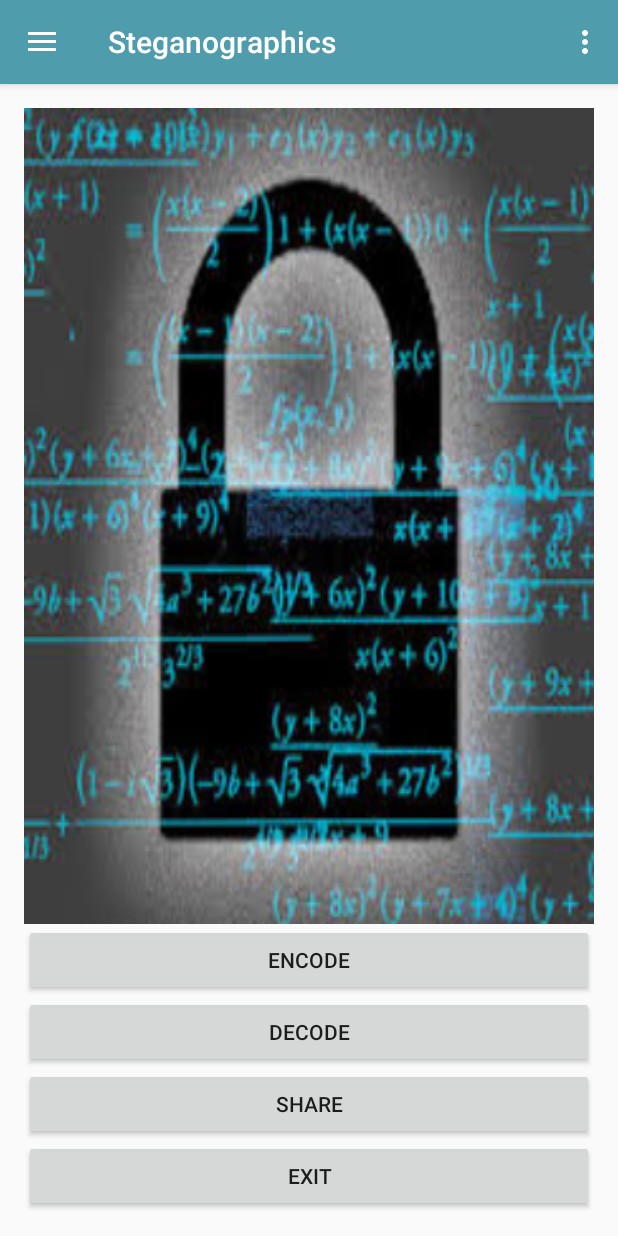
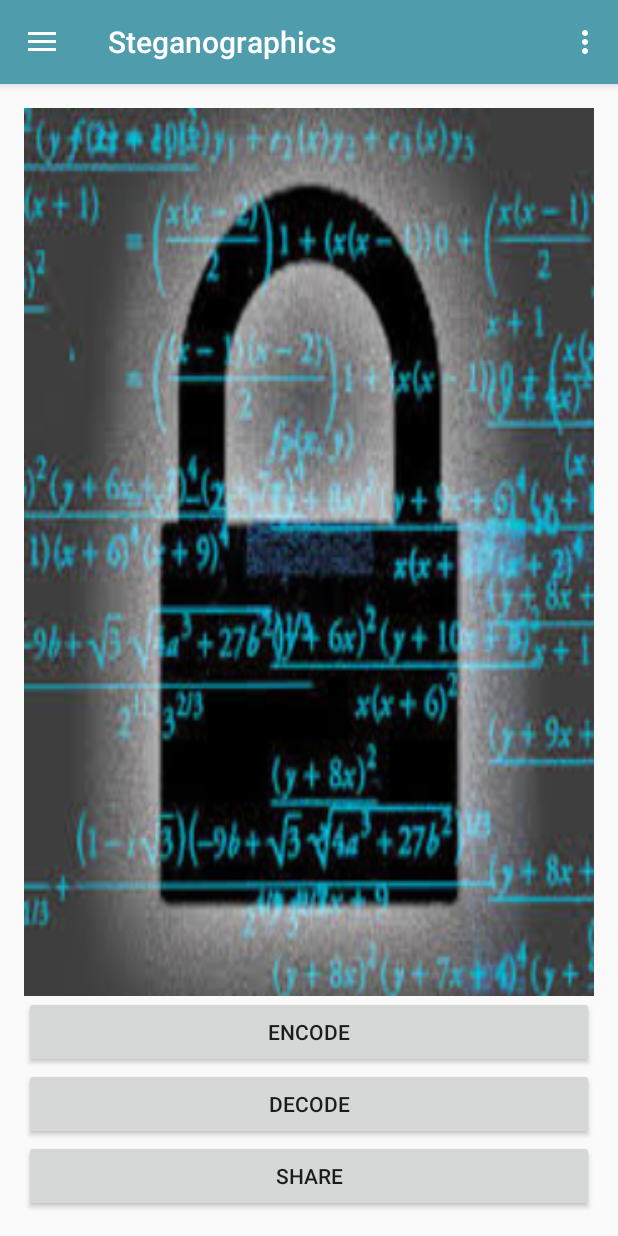
Before and after one commit to Spaqin/img-steganography-android, an Android app: the screen it shows after launch (MainActivity), on a phone screen of 412 x 824 dp. Run offline under Robolectric (Android 15) with nearby library versions, the phone set to English and light mode, and no system bars.

Commit message:
some stuff

```diff
--- a/app/src/main/java/com/example/wngud/stegano/Decode.java
+++ b/app/src/main/java/com/example/wngud/stegano/Decode.java
@@ -1,5 +1,6 @@
 package com.example.wngud.stegano;
 
+import android.support.v4.app.FragmentTransaction;
 import android.content.ClipData;
 import android.content.ClipboardManager;
 import android.content.ContentResolver;
@@ -202,6 +203,7 @@ public class Decode extends AppCompatActivity implements NavigationView.OnNaviga
                 mDecodeMessage = (EditText) findViewById(R.id.decodeMessageField);
                 mDecodeMessage.setText(message);
             }
+
         }
         catch (Exception e)
         {
--- a/app/src/main/java/com/example/wngud/stegano/DecodeControl.java
+++ b/app/src/main/java/com/example/wngud/stegano/DecodeControl.java
@@ -124,6 +124,7 @@ public class DecodeControl{
                 FileOutputStream fos = new FileOutputStream(f);
                 fos.write(data);
                 Toast.makeText(context, context.getString(R.string.file_saved_toast) + " " + f.getPath(), Toast.LENGTH_LONG).show();
+                new SingleMediaScanner(context, f);
             }
             catch (IOException e)
             {
--- a/app/src/main/java/com/example/wngud/stegano/Encode.java
+++ b/app/src/main/java/com/example/wngud/stegano/Encode.java
@@ -98,12 +98,6 @@ public class Encode extends AppCompatActivity {
 
     }
 
-    @Override
-    public void onBackPressed(){
-        super.onBackPressed();
-        image.recycle();
-        image = null;
-    }
     public void onclick_camera(View v){
         Intent intent = new Intent();
         intent.setAction("android.media.action.IMAGE_CAPTURE");
--- a/app/src/main/java/com/example/wngud/stegano/Helpers.java
+++ b/app/src/main/java/com/example/wngud/stegano/Helpers.java
@@ -67,6 +67,7 @@ public class Helpers {
         f = new File(getAlbumStorageDir(FOLDER_NAME), "Message " + filename + ".txt");
         FileWriter fw = new FileWriter(f);
         fw.write(text);
+        fw.close();
         return f;
     }
 
--- a/app/src/main/res/layout/content_main.xml
+++ b/app/src/main/res/layout/content_main.xml
@@ -29,14 +29,6 @@
         android:layout_alignParentStart="true"
         android:onClick="GoDecode" />
 
-    <Button
-        android:layout_width="wrap_content"
-        android:layout_height="wrap_content"
-        android:text="Exit"
-        android:id="@+id/Exitbtn"
-        android:layout_alignParentBottom="true"
-        android:layout_alignParentEnd="true"
-        android:layout_alignParentStart="true" />
 
     <ImageView
         android:layout_width="wrap_content"
@@ -53,8 +45,8 @@
         android:layout_height="wrap_content"
         android:text="@string/main_button_share"
         android:id="@+id/GoMMS"
-        android:layout_above="@+id/Exitbtn"
+        android:onClick="GoMMS"
+        android:layout_alignParentBottom="true"
         android:layout_alignParentEnd="true"
-        android:layout_alignParentStart="true"
-        android:onClick="GoMMS" />
+        android:layout_alignParentStart="true" />
 </RelativeLayout>
--- a/app/src/main/res/layout/fragment_decode_fragment2.xml
+++ b/app/src/main/res/layout/fragment_decode_fragment2.xml
@@ -1,5 +1,6 @@
 <FrameLayout xmlns:android="http://schemas.android.com/apk/res/android"
     xmlns:tools="http://schemas.android.com/tools" android:layout_width="match_parent"
+    android:id="@+id/fragment2"
     android:layout_height="match_parent" tools:context="com.example.wngud.stegano.DecodeFragment2">
 
     <!-- TODO: Update blank fragment layout -->
```
Also changed, not shown: 1 other file.
